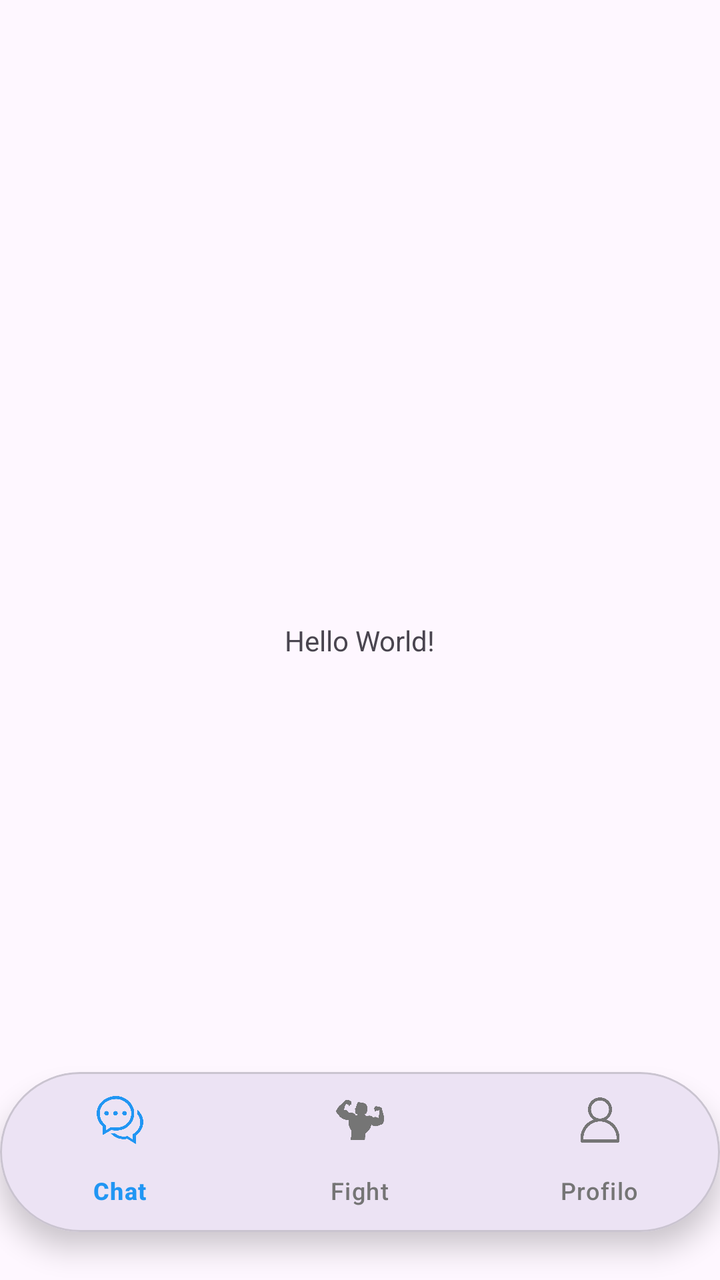
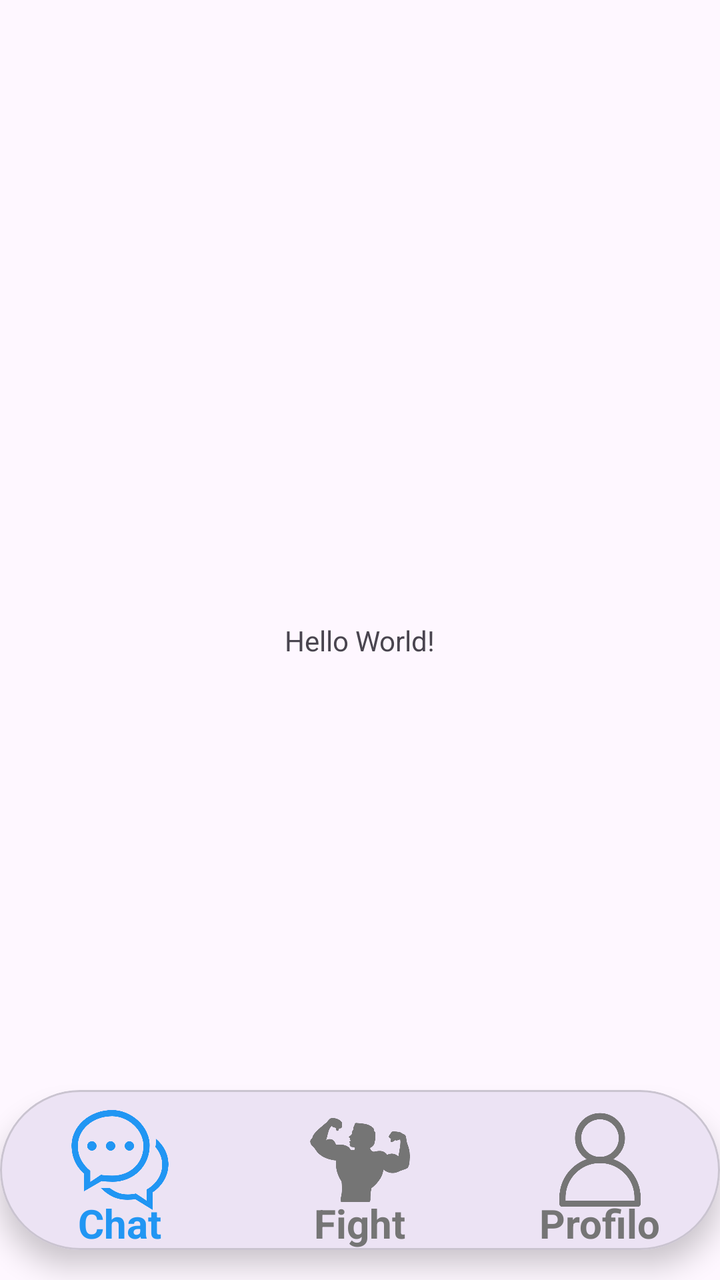

Screens rendered from an Android XML layout before and after an edit, with the pre-edit source and the edit as a unified diff.
<!-- AndroidManifest.xml: application theme Theme.FightHub -->
<!-- res/layout/activity_main.xml -->
<?xml version="1.0" encoding="utf-8"?>
<androidx.constraintlayout.widget.ConstraintLayout xmlns:android="http://schemas.android.com/apk/res/android"
    xmlns:app="http://schemas.android.com/apk/res-auto"
    xmlns:tools="http://schemas.android.com/tools"
    android:id="@+id/main"
    android:layout_width="match_parent"
    android:layout_height="match_parent"
    tools:context=".MainActivity">

    <TextView
        android:layout_width="wrap_content"
        android:layout_height="wrap_content"
        android:text="Hello World!"
        app:layout_constraintBottom_toBottomOf="parent"
        app:layout_constraintEnd_toEndOf="parent"
        app:layout_constraintStart_toStartOf="parent"
        app:layout_constraintTop_toTopOf="parent" />

    <androidx.fragment.app.FragmentContainerView
        android:id="@+id/fragment_main_container"
        android:layout_width="match_parent"
        android:layout_height="match_parent"
        app:layout_constraintBottom_toBottomOf="parent"
        app:layout_constraintEnd_toEndOf="parent"
        app:layout_constraintStart_toStartOf="parent"
        app:layout_constraintTop_toTopOf="parent" />

    <com.google.android.material.card.MaterialCardView
        android:id="@+id/nav_card"
        android:layout_width="wrap_content"
        android:layout_height="wrap_content"
        android:layout_marginBottom="24dp"
        app:cardCornerRadius="40dp"
        app:cardElevation="8dp"
        app:layout_constraintBottom_toBottomOf="parent"
        app:layout_constraintEnd_toEndOf="parent"
        app:layout_constraintStart_toStartOf="parent">

        <com.google.android.material.bottomnavigation.BottomNavigationView
            android:id="@+id/bottom_navigation"
            android:layout_width="match_parent"
            android:layout_height="match_parent"
            android:background="@android:color/transparent"
            app:elevation="0dp"
            app:menu="@menu/bottom_nav_menu"
            app:labelVisibilityMode="labeled"
            app:itemIconTint="@color/nav_item_selettore_colore"
            app:itemTextColor="@color/nav_item_selettore_colore" />

    </com.google.android.material.card.MaterialCardView>

</androidx.constraintlayout.widget.ConstraintLayout>
<!-- resources referenced by this layout -->
<resources>
  <style name="Theme.FightHub" parent="Base.Theme.FightHub" />
  <style name="Base.Theme.FightHub" parent="Theme.Material3.DayNight.NoActionBar">
          
          
      </style>
</resources>

<!-- the commit's change to res/layout/activity_main.xml (unified diff, before → after) -->
@@ -29,7 +29,7 @@
         android:id="@+id/nav_card"
         android:layout_width="wrap_content"
         android:layout_height="wrap_content"
-        android:layout_marginBottom="24dp"
+        android:layout_marginBottom="15dp"
         app:cardCornerRadius="40dp"
         app:cardElevation="8dp"
         app:layout_constraintBottom_toBottomOf="parent"
@@ -38,14 +38,20 @@
 
         <com.google.android.material.bottomnavigation.BottomNavigationView
             android:id="@+id/bottom_navigation"
-            android:layout_width="match_parent"
-            android:layout_height="match_parent"
+            android:layout_width="wrap_content"
+            android:layout_height="wrap_content"
+
             android:background="@android:color/transparent"
             app:elevation="0dp"
             app:menu="@menu/bottom_nav_menu"
             app:labelVisibilityMode="labeled"
+            app:itemIconSize="50dp"
+            app:itemPaddingTop="10dp"
+            app:itemPaddingBottom="4dp"
             app:itemIconTint="@color/nav_item_selettore_colore"
-            app:itemTextColor="@color/nav_item_selettore_colore" />
+            app:itemTextColor="@color/nav_item_selettore_colore"
+            app:itemTextAppearanceActive="@style/BottomNavTesto"
+            app:itemTextAppearanceInactive="@style/BottomNavTesto"/>
 
     </com.google.android.material.card.MaterialCardView>
 
<!-- resource entries referenced after the edit -->
@@ -1,5 +1,8 @@
 <!-- resources referenced by this layout -->
 <resources>
+  <style name="BottomNavTesto">
+          <item name="android:textSize">20sp</item>
+          <item name="android:textStyle">bold</item> </style>
   <style name="Theme.FightHub" parent="Base.Theme.FightHub" />
   <style name="Base.Theme.FightHub" parent="Theme.Material3.DayNight.NoActionBar">
           
